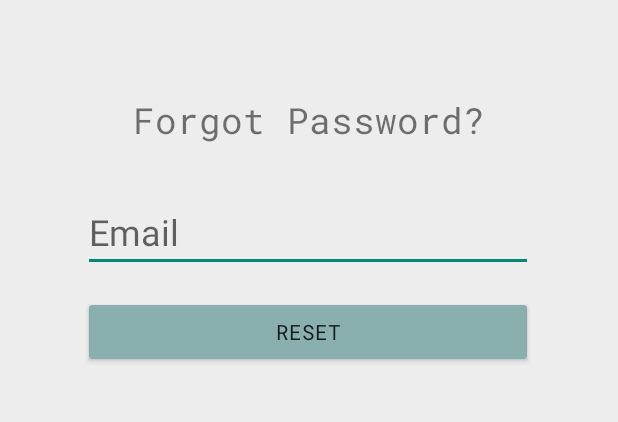
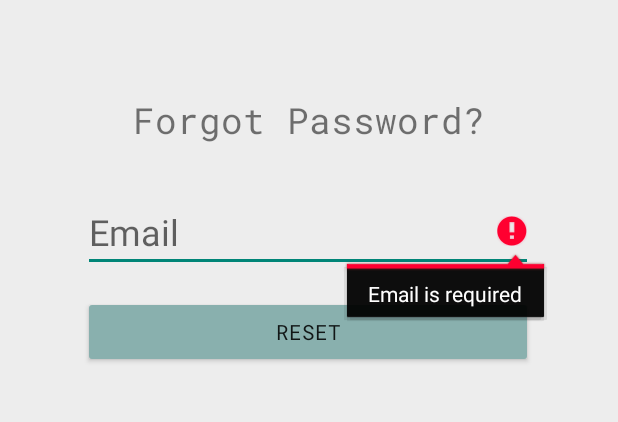
Before and after one commit to ChiMasterBing/vCareApp, an Android app: the ForgotPassPage screen opened directly, with no data from a screen before it, after a tap on "RESET", on a phone screen of 412 x 824 dp, the part 282-704 px from its top. Run offline under Robolectric (Android 15) with nearby library versions, the light colour scheme and no system bars; our stand-ins replace Firebase (no records; nobody signed in at launch, a user with empty details on screens opened directly); Roboto replaces fonts that are not available here.

Commit message:
added forgot password

```diff
--- a/app/src/main/java/com/example/vcare/ForgotPassPage.java
+++ b/app/src/main/java/com/example/vcare/ForgotPassPage.java
@@ -1,9 +1,11 @@
 package com.example.vcare;
 
+import androidx.annotation.NonNull;
 import androidx.appcompat.app.AppCompatActivity;
 
 import android.content.Intent;
 import android.os.Bundle;
+import android.util.Patterns;
 import android.view.View;
 import android.widget.Button;
 import android.widget.EditText;
@@ -11,12 +13,18 @@ import android.widget.ImageButton;
 import android.widget.TextView;
 import android.widget.Toast;
 
+import com.google.android.gms.tasks.OnCompleteListener;
+import com.google.android.gms.tasks.Task;
+import com.google.firebase.auth.FirebaseAuth;
+
+import org.jetbrains.annotations.NotNull;
+
 public class ForgotPassPage extends AppCompatActivity implements View.OnClickListener{
     ImageButton back;
     TextView title, header;
-    EditText email;
+    EditText emailText;
     Button reset;
-
+    FirebaseAuth mAuth;
 
     @Override
     protected void onCreate(Bundle savedInstanceState) {
@@ -24,6 +32,8 @@ public class ForgotPassPage extends AppCompatActivity implements View.OnClickLis
         setContentView(R.layout.activity_forgot_pass_page);
 
         init();
+
+        mAuth = FirebaseAuth.getInstance();
 
         back.setOnClickListener(this);
         reset.setOnClickListener(this);
@@ -33,7 +43,7 @@ public class ForgotPassPage extends AppCompatActivity implements View.OnClickLis
         back = findViewById(R.id.backForgot);
         title = findViewById(R.id.registerTitle);
         header = findViewById(R.id.forgotHeader);
-        email = findViewById(R.id.emailReset);
+        emailText = findViewById(R.id.emailReset);
         reset = findViewById(R.id.reset);
     }
 
@@ -45,7 +55,7 @@ public class ForgotPassPage extends AppCompatActivity implements View.OnClickLis
                 finish();
                 break;
             case R.id.reset:
-                Toast.makeText(getApplicationContext(), "Please check your email for a link to reset your password.", Toast.LENGTH_LONG).show();
+                reset();
                 break;
             default:
                 System.out.println("This button is not yet registered.");
@@ -53,5 +63,32 @@ public class ForgotPassPage extends AppCompatActivity implements View.OnClickLis
         }
     }
 
+    private void reset(){
+        String email = emailText.getText().toString().trim();
 
+        if(email.isEmpty()){
+            emailText.setError("Email is required");
+            emailText.requestFocus();
+            return;
+        }
+
+        if(!Patterns.EMAIL_ADDRESS.matcher(email).matches()){
+            emailText.setError("Provide a valid email");
+            emailText.requestFocus();
+            return;
+        }
+
+        mAuth.sendPasswordResetEmail(email).addOnCompleteListener(new OnCompleteListener<Void>() {
+            @Override
+            public void onComplete(@NonNull @NotNull Task<Void> task) {
+                if(task.isSuccessful()){
+                    Toast.makeText(getApplicationContext(), "Please check your email for a link to reset your password.", Toast.LENGTH_LONG).show();
+                }
+                else{
+                    Toast.makeText(getApplicationContext(), "Something went wrong", Toast.LENGTH_LONG).show();
+                }
+            }
+        });
+
+    }
 }
--- a/app/src/main/java/com/example/vcare/RegisterPage.java
+++ b/app/src/main/java/com/example/vcare/RegisterPage.java
@@ -112,7 +112,7 @@ public class RegisterPage extends AppCompatActivity implements View.OnClickListe
                     @Override
                     public void onComplete(@NonNull @org.jetbrains.annotations.NotNull Task<AuthResult> task) {
                         if(task.isSuccessful()){
-                            FirebaseDatabase.getInstance().getReference("Users")
+                            FirebaseDatabase.getInstance().getReference("UserData")
                                     .child(FirebaseAuth.getInstance().getCurrentUser().getUid())
                                     .setValue(new User(getFName, getLName, getEmail, getNumber, getPass1)).addOnCompleteListener(new OnCompleteListener<Void>() {
                                 @Override
```
